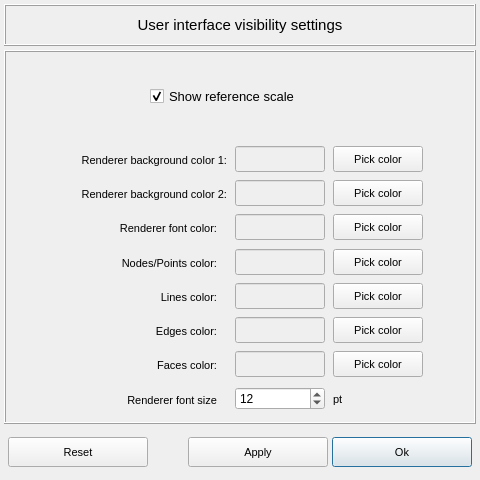
Before: the Qt Designer form vibra/interface/data/ui_files/project/render/renderer_user_preferences.ui in MOPT-UFSC/VIBRA, drawn with Qt 5.
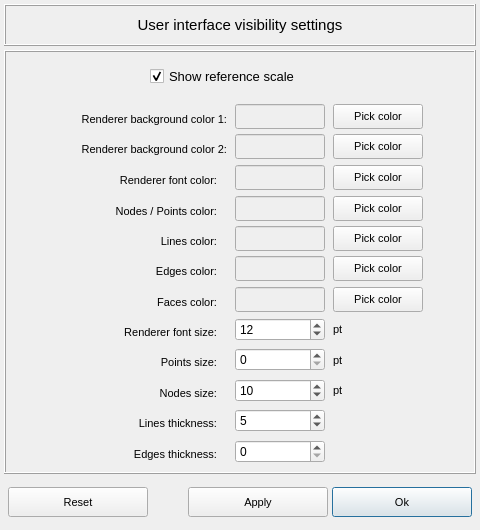
After: the same form once the commit is applied.

Commit message: Modify render user preferences dialog

The edit to the form file:
```diff
--- a/vibra/interface/data/ui_files/project/render/renderer_user_preferences.ui
+++ b/vibra/interface/data/ui_files/project/render/renderer_user_preferences.ui
@@ -7,19 +7,19 @@
     <x>0</x>
     <y>0</y>
     <width>480</width>
-    <height>480</height>
+    <height>530</height>
    </rect>
   </property>
   <property name="minimumSize">
    <size>
     <width>480</width>
-    <height>480</height>
+    <height>530</height>
    </size>
   </property>
   <property name="maximumSize">
    <size>
     <width>480</width>
-    <height>480</height>
+    <height>530</height>
    </size>
   </property>
   <property name="windowTitle">
@@ -130,7 +130,7 @@
      <property name="maximumSize">
       <size>
        <width>600</width>
-       <height>500</height>
+       <height>510</height>
       </size>
      </property>
      <property name="frameShape">
@@ -160,13 +160,13 @@
         <property name="minimumSize">
          <size>
           <width>240</width>
-          <height>80</height>
+          <height>40</height>
          </size>
         </property>
         <property name="maximumSize">
          <size>
           <width>16777215</width>
-          <height>80</height>
+          <height>40</height>
          </size>
         </property>
         <property name="frameShape">
@@ -230,7 +230,7 @@
         <property name="minimumSize">
          <size>
           <width>320</width>
-          <height>42</height>
+          <height>46</height>
          </size>
         </property>
         <property name="maximumSize">
@@ -262,8 +262,41 @@
           <number>8</number>
          </property>
          <property name="verticalSpacing">
-          <number>4</number>
+          <number>5</number>
          </property>
+         <item row="8" column="1">
+          <widget class="QLabel" name="label_8">
+           <property name="minimumSize">
+            <size>
+             <width>160</width>
+             <height>30</height>
+            </size>
+           </property>
+           <property name="maximumSize">
+            <size>
+             <width>160</width>
+             <height>32</height>
+            </size>
+           </property>
+           <property name="font">
+            <font>
+             <pointsize>8</pointsize>
+            </font>
+           </property>
+           <property name="frameShape">
+            <enum>QFrame::NoFrame</enum>
+           </property>
+           <property name="frameShadow">
+            <enum>QFrame::Raised</enum>
+           </property>
+           <property name="text">
+            <string>Faces color:</string>
+           </property>
+           <property name="alignment">
+            <set>Qt::AlignRight|Qt::AlignTrailing|Qt::AlignVCenter</set>
+           </property>
+          </widget>
+         </item>
          <item row="1" column="4">
           <spacer name="horizontalSpacer_5">
            <property name="orientation">
@@ -285,13 +318,13 @@
            <property name="minimumSize">
             <size>
              <width>90</width>
-             <height>26</height>
+             <height>25</height>
             </size>
            </property>
            <property name="maximumSize">
             <size>
              <width>90</width>
-             <height>26</height>
+             <height>25</height>
             </size>
            </property>
            <property name="font">
@@ -314,61 +347,6 @@
            </property>
           </widget>
          </item>
-         <item row="2" column="3">
-          <widget class="QPushButton" name="pushButton_renderer_background_color_2">
-           <property name="minimumSize">
-            <size>
-             <width>90</width>
-             <height>26</height>
-            </size>
-           </property>
-           <property name="maximumSize">
-            <size>
-             <width>90</width>
-             <height>26</height>
-            </size>
-           </property>
-           <property name="font">
-            <font>
-             <pointsize>8</pointsize>
-            </font>
-           </property>
-           <property name="text">
-            <string>Pick color</string>
-           </property>
-          </widget>
-         </item>
-         <item row="2" column="2">
-          <widget class="QLineEdit" name="lineEdit_renderer_background_color_2">
-           <property name="enabled">
-            <bool>false</bool>
-           </property>
-           <property name="minimumSize">
-            <size>
-             <width>90</width>
-             <height>26</height>
-            </size>
-           </property>
-           <property name="maximumSize">
-            <size>
-             <width>90</width>
-             <height>26</height>
-            </size>
-           </property>
-           <property name="font">
-            <font>
-             <family>Arial</family>
-             <pointsize>11</pointsize>
-            </font>
-           </property>
-           <property name="frame">
-            <bool>true</bool>
-           </property>
-           <property name="echoMode">
-            <enum>QLineEdit::Normal</enum>
-           </property>
-          </widget>
-         </item>
          <item row="1" column="0">
           <spacer name="horizontalSpacer_3">
            <property name="orientation">
@@ -387,7 +365,7 @@
            <property name="minimumSize">
             <size>
              <width>160</width>
-             <height>32</height>
+             <height>30</height>
             </size>
            </property>
            <property name="maximumSize">
@@ -415,6 +393,61 @@
            </property>
           </widget>
          </item>
+         <item row="2" column="2">
+          <widget class="QLineEdit" name="lineEdit_renderer_background_color_2">
+           <property name="enabled">
+            <bool>false</bool>
+           </property>
+           <property name="minimumSize">
+            <size>
+             <width>90</width>
+             <height>25</height>
+            </size>
+           </property>
+           <property name="maximumSize">
+            <size>
+             <width>90</width>
+             <height>25</height>
+            </size>
+           </property>
+           <property name="font">
+            <font>
+             <family>Arial</family>
+             <pointsize>11</pointsize>
+            </font>
+           </property>
+           <property name="frame">
+            <bool>true</bool>
+           </property>
+           <property name="echoMode">
+            <enum>QLineEdit::Normal</enum>
+           </property>
+          </widget>
+         </item>
+         <item row="2" column="3">
+          <widget class="QPushButton" name="pushButton_renderer_background_color_2">
+           <property name="minimumSize">
+            <size>
+             <width>90</width>
+             <height>25</height>
+            </size>
+           </property>
+           <property name="maximumSize">
+            <size>
+             <width>90</width>
+             <height>25</height>
+            </size>
+           </property>
+           <property name="font">
+            <font>
+             <pointsize>8</pointsize>
+            </font>
+           </property>
+           <property name="text">
+            <string>Pick color</string>
+           </property>
+          </widget>
+         </item>
          <item row="6" column="2">
           <widget class="QLineEdit" name="lineEdit_lines_color">
            <property name="enabled">
@@ -423,50 +456,13 @@
            <property name="minimumSize">
             <size>
              <width>90</width>
-             <height>26</height>
+             <height>25</height>
             </size>
            </property>
            <property name="maximumSize">
             <size>
              <width>90</width>
-             <height>26</height>
-            </size>
-           </property>
-           <property name="font">
-            <font>
-             <family>Arial</family>
-             <pointsize>11</pointsize>
-             <weight>75</weight>
-             <italic>false</italic>
-             <bold>true</bold>
-            </font>
-           </property>
-           <property name="frame">
-            <bool>true</bool>
-           </property>
-           <property name="echoMode">
-            <enum>QLineEdit::Normal</enum>
-           </property>
-           <property name="alignment">
-            <set>Qt::AlignCenter</set>
-           </property>
-          </widget>
-         </item>
-         <item row="4" column="2">
-          <widget class="QLineEdit" name="lineEdit_renderer_font_color">
-           <property name="enabled">
-            <bool>false</bool>
-           </property>
-           <property name="minimumSize">
-            <size>
-             <width>90</width>
-             <height>26</height>
-            </size>
-           </property>
-           <property name="maximumSize">
-            <size>
-             <width>90</width>
-             <height>26</height>
+             <height>25</height>
             </size>
            </property>
            <property name="font">
@@ -494,7 +490,7 @@
            <property name="minimumSize">
             <size>
              <width>170</width>
-             <height>32</height>
+             <height>30</height>
             </size>
            </property>
            <property name="maximumSize">
@@ -527,13 +523,114 @@
            <property name="minimumSize">
             <size>
              <width>90</width>
-             <height>26</height>
+             <height>25</height>
             </size>
            </property>
            <property name="maximumSize">
             <size>
              <width>90</width>
-             <height>26</height>
+             <height>25</height>
+            </size>
+           </property>
+           <property name="font">
+            <font>
+             <pointsize>8</pointsize>
+            </font>
+           </property>
+           <property name="styleSheet">
+            <string notr="true"/>
+           </property>
+           <property name="text">
+            <string>Pick color</string>
+           </property>
+          </widget>
+         </item>
+         <item row="4" column="2">
+          <widget class="QLineEdit" name="lineEdit_renderer_font_color">
+           <property name="enabled">
+            <bool>false</bool>
+           </property>
+           <property name="minimumSize">
+            <size>
+             <width>90</width>
+             <height>25</height>
+            </size>
+           </property>
+           <property name="maximumSize">
+            <size>
+             <width>90</width>
+             <height>25</height>
+            </size>
+           </property>
+           <property name="font">
+            <font>
+             <family>Arial</family>
+             <pointsize>11</pointsize>
+             <weight>75</weight>
+             <italic>false</italic>
+             <bold>true</bold>
+            </font>
+           </property>
+           <property name="frame">
+            <bool>true</bool>
+           </property>
+           <property name="echoMode">
+            <enum>QLineEdit::Normal</enum>
+           </property>
+           <property name="alignment">
+            <set>Qt::AlignCenter</set>
+           </property>
+          </widget>
+         </item>
+         <item row="7" column="2">
+          <widget class="QLineEdit" name="lineEdit_edges_color">
+           <property name="enabled">
+            <bool>false</bool>
+           </property>
+           <property name="minimumSize">
+            <size>
+             <width>90</width>
+             <height>25</height>
+            </size>
+           </property>
+           <property name="maximumSize">
+            <size>
+             <width>90</width>
+             <height>25</height>
+            </size>
+           </property>
+           <property name="font">
+            <font>
+             <family>Arial</family>
+             <pointsize>11</pointsize>
+             <weight>75</weight>
+             <italic>false</italic>
+             <bold>true</bold>
+            </font>
+           </property>
+           <property name="frame">
+            <bool>true</bool>
+           </property>
+           <property name="echoMode">
+            <enum>QLineEdit::Normal</enum>
+           </property>
+           <property name="alignment">
+            <set>Qt::AlignCenter</set>
+           </property>
+          </widget>
+         </item>
+         <item row="4" column="3">
+          <widget class="QPushButton" name="pushButton_renderer_font_color">
+           <property name="minimumSize">
+            <size>
+             <width>90</width>
+             <height>25</height>
+            </size>
+           </property>
+           <property name="maximumSize">
+            <size>
+             <width>90</width>
+             <height>25</height>
             </size>
            </property>
            <property name="font">
@@ -554,7 +651,7 @@
            <property name="minimumSize">
             <size>
              <width>160</width>
-             <height>32</height>
+             <height>30</height>
             </size>
            </property>
            <property name="maximumSize">
@@ -582,151 +679,12 @@
            </property>
           </widget>
          </item>
-         <item row="4" column="3">
-          <widget class="QPushButton" name="pushButton_renderer_font_color">
-           <property name="minimumSize">
-            <size>
-             <width>90</width>
-             <height>26</height>
-            </size>
-           </property>
-           <property name="maximumSize">
-            <size>
-             <width>90</width>
-             <height>26</height>
-            </size>
-           </property>
-           <property name="font">
-            <font>
-             <pointsize>8</pointsize>
-            </font>
-           </property>
-           <property name="styleSheet">
-            <string notr="true"/>
-           </property>
-           <property name="text">
-            <string>Pick color</string>
-           </property>
-          </widget>
-         </item>
-         <item row="8" column="1">
-          <widget class="QLabel" name="label_8">
-           <property name="minimumSize">
-            <size>
-             <width>160</width>
-             <height>32</height>
-            </size>
-           </property>
-           <property name="maximumSize">
-            <size>
-             <width>160</width>
-             <height>32</height>
-            </size>
-           </property>
-           <property name="font">
-            <font>
-             <pointsize>8</pointsize>
-            </font>
-           </property>
-           <property name="frameShape">
-            <enum>QFrame::NoFrame</enum>
-           </property>
-           <property name="frameShadow">
-            <enum>QFrame::Raised</enum>
-           </property>
-           <property name="text">
-            <string>Faces color:</string>
-           </property>
-           <property name="alignment">
-            <set>Qt::AlignRight|Qt::AlignTrailing|Qt::AlignVCenter</set>
-           </property>
-          </widget>
-         </item>
-         <item row="9" column="3">
-          <widget class="QLabel" name="label_3">
-           <property name="font">
-            <font>
-             <pointsize>8</pointsize>
-            </font>
-           </property>
-           <property name="text">
-            <string>pt</string>
-           </property>
-           <property name="alignment">
-            <set>Qt::AlignLeading|Qt::AlignLeft|Qt::AlignVCenter</set>
-           </property>
-          </widget>
-         </item>
-         <item row="7" column="2">
-          <widget class="QLineEdit" name="lineEdit_edges_color">
-           <property name="enabled">
-            <bool>false</bool>
-           </property>
-           <property name="minimumSize">
-            <size>
-             <width>90</width>
-             <height>26</height>
-            </size>
-           </property>
-           <property name="maximumSize">
-            <size>
-             <width>90</width>
-             <height>26</height>
-            </size>
-           </property>
-           <property name="font">
-            <font>
-             <family>Arial</family>
-             <pointsize>11</pointsize>
-             <weight>75</weight>
-             <italic>false</italic>
-             <bold>true</bold>
-            </font>
-           </property>
-           <property name="frame">
-            <bool>true</bool>
-           </property>
-           <property name="echoMode">
-            <enum>QLineEdit::Normal</enum>
-           </property>
-           <property name="alignment">
-            <set>Qt::AlignCenter</set>
-           </property>
-          </widget>
-         </item>
-         <item row="1" column="3">
-          <widget class="QPushButton" name="pushButton_renderer_background_color_1">
-           <property name="minimumSize">
-            <size>
-             <width>90</width>
-             <height>26</height>
-            </size>
-           </property>
-           <property name="maximumSize">
-            <size>
-             <width>90</width>
-             <height>26</height>
-            </size>
-           </property>
-           <property name="font">
-            <font>
-             <pointsize>8</pointsize>
-            </font>
-           </property>
-           <property name="styleSheet">
-            <string notr="true"/>
-           </property>
-           <property name="text">
-            <string>Pick color</string>
-           </property>
-          </widget>
-         </item>
          <item row="2" column="1">
           <widget class="QLabel" name="label">
            <property name="minimumSize">
             <size>
              <width>170</width>
-             <height>32</height>
+             <height>30</height>
             </size>
            </property>
            <property name="maximumSize">
@@ -751,33 +709,6 @@
            </property>
           </widget>
          </item>
-         <item row="6" column="3">
-          <widget class="QPushButton" name="pushButton_lines_color">
-           <property name="minimumSize">
-            <size>
-             <width>90</width>
-             <height>26</height>
-            </size>
-           </property>
-           <property name="maximumSize">
-            <size>
-             <width>90</width>
-             <height>26</height>
-            </size>
-           </property>
-           <property name="font">
-            <font>
-             <pointsize>8</pointsize>
-            </font>
-           </property>
-           <property name="styleSheet">
-            <string notr="true"/>
-           </property>
-           <property name="text">
-            <string>Pick color</string>
-           </property>
-          </widget>
-         </item>
          <item row="5" column="2">
           <widget class="QLineEdit" name="lineEdit_nodes_points_color">
            <property name="enabled">
@@ -786,13 +717,13 @@
            <property name="minimumSize">
             <size>
              <width>90</width>
-             <height>26</height>
+             <height>25</height>
             </size>
            </property>
            <property name="maximumSize">
             <size>
              <width>90</width>
-             <height>26</height>
+             <height>25</height>
             </size>
            </property>
            <property name="font">
@@ -823,13 +754,13 @@
            <property name="minimumSize">
             <size>
              <width>90</width>
-             <height>26</height>
+             <height>25</height>
             </size>
            </property>
            <property name="maximumSize">
             <size>
              <width>90</width>
-             <height>26</height>
+             <height>25</height>
             </size>
            </property>
            <property name="font">
@@ -852,12 +783,66 @@
            </property>
           </widget>
          </item>
+         <item row="6" column="3">
+          <widget class="QPushButton" name="pushButton_lines_color">
+           <property name="minimumSize">
+            <size>
+             <width>90</width>
+             <height>25</height>
+            </size>
+           </property>
+           <property name="maximumSize">
+            <size>
+             <width>90</width>
+             <height>25</height>
+            </size>
+           </property>
+           <property name="font">
+            <font>
+             <pointsize>8</pointsize>
+            </font>
+           </property>
+           <property name="styleSheet">
+            <string notr="true"/>
+           </property>
+           <property name="text">
+            <string>Pick color</string>
+           </property>
+          </widget>
+         </item>
+         <item row="1" column="3">
+          <widget class="QPushButton" name="pushButton_renderer_background_color_1">
+           <property name="minimumSize">
+            <size>
+             <width>90</width>
+             <height>25</height>
+            </size>
+           </property>
+           <property name="maximumSize">
+            <size>
+             <width>90</width>
+             <height>25</height>
+            </size>
+           </property>
+           <property name="font">
+            <font>
+             <pointsize>8</pointsize>
+            </font>
+           </property>
+           <property name="styleSheet">
+            <string notr="true"/>
+           </property>
+           <property name="text">
+            <string>Pick color</string>
+           </property>
+          </widget>
+         </item>
          <item row="6" column="1">
           <widget class="QLabel" name="label_7">
            <property name="minimumSize">
             <size>
              <width>160</width>
-             <height>32</height>
+             <height>30</height>
             </size>
            </property>
            <property name="maximumSize">
@@ -890,13 +875,13 @@
            <property name="minimumSize">
             <size>
              <width>90</width>
-             <height>26</height>
+             <height>25</height>
             </size>
            </property>
            <property name="maximumSize">
             <size>
              <width>90</width>
-             <height>26</height>
+             <height>25</height>
             </size>
            </property>
            <property name="font">
@@ -913,45 +898,12 @@
            </property>
           </widget>
          </item>
-         <item row="9" column="1">
-          <widget class="QLabel" name="label_2">
-           <property name="sizePolicy">
-            <sizepolicy hsizetype="Preferred" vsizetype="Preferred">
-             <horstretch>160</horstretch>
-             <verstretch>0</verstretch>
-            </sizepolicy>
-           </property>
-           <property name="minimumSize">
-            <size>
-             <width>160</width>
-             <height>32</height>
-            </size>
-           </property>
-           <property name="maximumSize">
-            <size>
-             <width>160</width>
-             <height>32</height>
-            </size>
-           </property>
-           <property name="font">
-            <font>
-             <pointsize>8</pointsize>
-            </font>
-           </property>
-           <property name="text">
-            <string>Renderer font size</string>
-           </property>
-           <property name="alignment">
-            <set>Qt::AlignRight|Qt::AlignTrailing|Qt::AlignVCenter</set>
-           </property>
-          </widget>
-         </item>
          <item row="5" column="1">
           <widget class="QLabel" name="label_6">
            <property name="minimumSize">
             <size>
              <width>160</width>
-             <height>32</height>
+             <height>30</height>
             </size>
            </property>
            <property name="maximumSize">
@@ -972,7 +924,7 @@
             <enum>QFrame::Raised</enum>
            </property>
            <property name="text">
-            <string>Nodes/Points color:</string>
+            <string>Nodes / Points color:</string>
            </property>
            <property name="alignment">
             <set>Qt::AlignRight|Qt::AlignTrailing|Qt::AlignVCenter</set>
@@ -984,13 +936,13 @@
            <property name="minimumSize">
             <size>
              <width>90</width>
-             <height>26</height>
+             <height>25</height>
             </size>
            </property>
            <property name="maximumSize">
             <size>
              <width>90</width>
-             <height>26</height>
+             <height>25</height>
             </size>
            </property>
            <property name="font">
@@ -1006,19 +958,284 @@
            </property>
           </widget>
          </item>
-         <item row="9" column="2">
+         <item row="10" column="2">
           <widget class="QSpinBox" name="spinBox_renderer_font_size">
+           <property name="minimumSize">
+            <size>
+             <width>90</width>
+             <height>22</height>
+            </size>
+           </property>
            <property name="minimum">
             <number>8</number>
            </property>
            <property name="maximum">
-            <number>15</number>
+            <number>22</number>
            </property>
            <property name="value">
             <number>12</number>
            </property>
           </widget>
          </item>
+         <item row="10" column="1">
+          <widget class="QLabel" name="label_17">
+           <property name="minimumSize">
+            <size>
+             <width>160</width>
+             <height>30</height>
+            </size>
+           </property>
+           <property name="maximumSize">
+            <size>
+             <width>160</width>
+             <height>32</height>
+            </size>
+           </property>
+           <property name="font">
+            <font>
+             <pointsize>8</pointsize>
+            </font>
+           </property>
+           <property name="frameShape">
+            <enum>QFrame::NoFrame</enum>
+           </property>
+           <property name="frameShadow">
+            <enum>QFrame::Raised</enum>
+           </property>
+           <property name="text">
+            <string>Renderer font size:</string>
+           </property>
+           <property name="alignment">
+            <set>Qt::AlignRight|Qt::AlignTrailing|Qt::AlignVCenter</set>
+           </property>
+          </widget>
+         </item>
+         <item row="13" column="2">
+          <widget class="QSpinBox" name="spinBox_nodes_size">
+           <property name="minimumSize">
+            <size>
+             <width>90</width>
+             <height>22</height>
+            </size>
+           </property>
+           <property name="value">
+            <number>10</number>
+           </property>
+          </widget>
+         </item>
+         <item row="15" column="2">
+          <widget class="QSpinBox" name="spinBox_edges_thickness">
+           <property name="minimumSize">
+            <size>
+             <width>90</width>
+             <height>22</height>
+            </size>
+           </property>
+          </widget>
+         </item>
+         <item row="12" column="2">
+          <widget class="QSpinBox" name="spinBox_points_size">
+           <property name="minimumSize">
+            <size>
+             <width>90</width>
+             <height>22</height>
+            </size>
+           </property>
+           <property name="minimum">
+            <number>0</number>
+           </property>
+          </widget>
+         </item>
+         <item row="14" column="2">
+          <widget class="QSpinBox" name="spinBox_lines_thickness">
+           <property name="minimumSize">
+            <size>
+             <width>90</width>
+             <height>22</height>
+            </size>
+           </property>
+           <property name="value">
+            <number>5</number>
+           </property>
+          </widget>
+         </item>
+         <item row="10" column="3">
+          <widget class="QLabel" name="label_3">
+           <property name="font">
+            <font>
+             <pointsize>8</pointsize>
+            </font>
+           </property>
+           <property name="text">
+            <string>pt</string>
+           </property>
+           <property name="alignment">
+            <set>Qt::AlignLeading|Qt::AlignLeft|Qt::AlignVCenter</set>
+           </property>
+          </widget>
+         </item>
+         <item row="12" column="1">
+          <widget class="QLabel" name="label_18">
+           <property name="minimumSize">
+            <size>
+             <width>160</width>
+             <height>30</height>
+            </size>
+           </property>
+           <property name="maximumSize">
+            <size>
+             <width>160</width>
+             <height>32</height>
+            </size>
+           </property>
+           <property name="font">
+            <font>
+             <pointsize>8</pointsize>
+            </font>
+           </property>
+           <property name="frameShape">
+            <enum>QFrame::NoFrame</enum>
+           </property>
+           <property name="frameShadow">
+            <enum>QFrame::Raised</enum>
+           </property>
+           <property name="text">
+            <string>Points size:</string>
+           </property>
+           <property name="alignment">
+            <set>Qt::AlignRight|Qt::AlignTrailing|Qt::AlignVCenter</set>
+           </property>
+          </widget>
+         </item>
+         <item row="13" column="1">
+          <widget class="QLabel" name="label_19">
+           <property name="minimumSize">
+            <size>
+             <width>160</width>
+             <height>30</height>
+            </size>
+           </property>
+           <property name="maximumSize">
+            <size>
+             <width>160</width>
+             <height>32</height>
+            </size>
+           </property>
+           <property name="font">
+            <font>
+             <pointsize>8</pointsize>
+            </font>
+           </property>
+           <property name="frameShape">
+            <enum>QFrame::NoFrame</enum>
+           </property>
+           <property name="frameShadow">
+            <enum>QFrame::Raised</enum>
+           </property>
+           <property name="text">
+            <string>Nodes size:</string>
+           </property>
+           <property name="alignment">
+            <set>Qt::AlignRight|Qt::AlignTrailing|Qt::AlignVCenter</set>
+           </property>
+          </widget>
+         </item>
+         <item row="14" column="1">
+          <widget class="QLabel" name="label_20">
+           <property name="minimumSize">
+            <size>
+             <width>160</width>
+             <height>30</height>
+            </size>
+           </property>
+           <property name="maximumSize">
+            <size>
+             <width>160</width>
+             <height>32</height>
+            </size>
+           </property>
+           <property name="font">
+            <font>
+             <pointsize>8</pointsize>
+            </font>
+           </property>
+           <property name="frameShape">
+            <enum>QFrame::NoFrame</enum>
+           </property>
+           <property name="frameShadow">
+            <enum>QFrame::Raised</enum>
+           </property>
+           <property name="text">
+            <string>Lines thickness:</string>
+           </property>
+           <property name="alignment">
+            <set>Qt::AlignRight|Qt::AlignTrailing|Qt::AlignVCenter</set>
+           </property>
+          </widget>
+         </item>
+         <item row="15" column="1">
+          <widget class="QLabel" name="label_21">
+           <property name="minimumSize">
+            <size>
+             <width>160</width>
+             <height>30</height>
+            </size>
+           </property>
+           <property name="maximumSize">
+            <size>
+             <width>160</width>
+             <height>32</height>
+            </size>
+           </property>
+           <property name="font">
+            <font>
+             <pointsize>8</pointsize>
+            </font>
+           </property>
+           <property name="frameShape">
+            <enum>QFrame::NoFrame</enum>
+           </property>
+           <property name="frameShadow">
+            <enum>QFrame::Raised</enum>
+           </property>
+           <property name="text">
+            <string>Edges thickness:</string>
+           </property>
+           <property name="alignment">
+            <set>Qt::AlignRight|Qt::AlignTrailing|Qt::AlignVCenter</set>
+           </property>
+          </widget>
+         </item>
+         <item row="12" column="3">
+          <widget class="QLabel" name="label_5">
+           <property name="font">
+            <font>
+             <pointsize>8</pointsize>
+            </font>
+           </property>
+           <property name="text">
+            <string>pt</string>
+           </property>
+           <property name="alignment">
+            <set>Qt::AlignLeading|Qt::AlignLeft|Qt::AlignVCenter</set>
+           </property>
+          </widget>
+         </item>
+         <item row="13" column="3">
+          <widget class="QLabel" name="label_22">
+           <property name="font">
+            <font>
+             <pointsize>8</pointsize>
+            </font>
+           </property>
+           <property name="text">
+            <string>pt</string>
+           </property>
+           <property name="alignment">
+            <set>Qt::AlignLeading|Qt::AlignLeft|Qt::AlignVCenter</set>
+           </property>
+          </widget>
+         </item>
         </layout>
        </widget>
       </item>
```
The commit also changes 1 other file.
